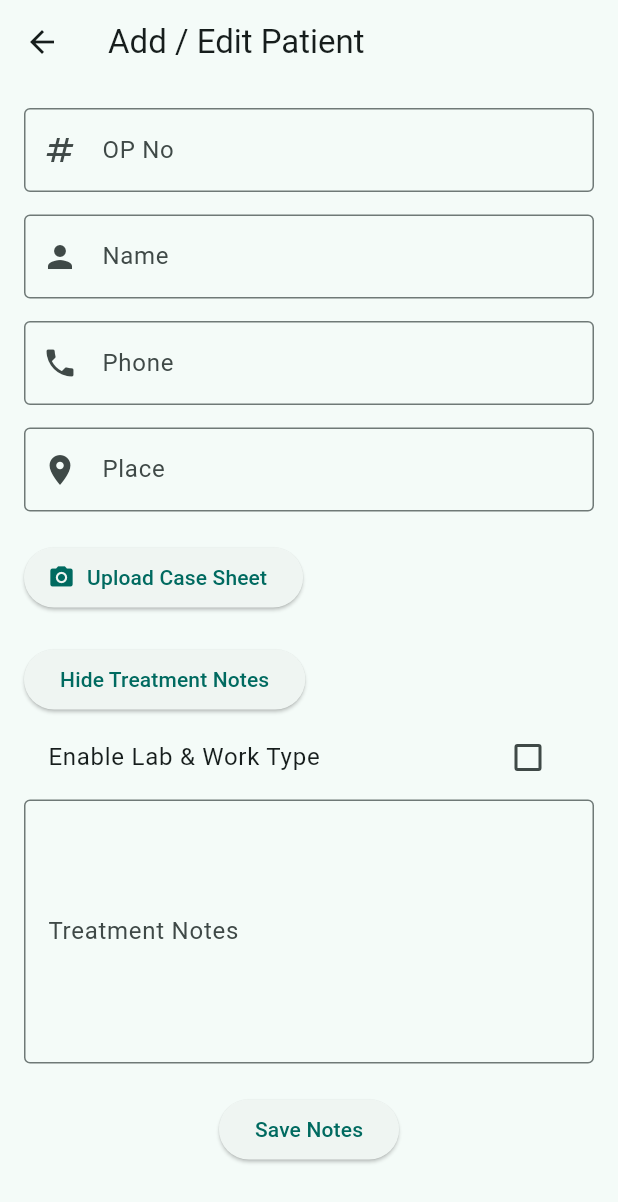
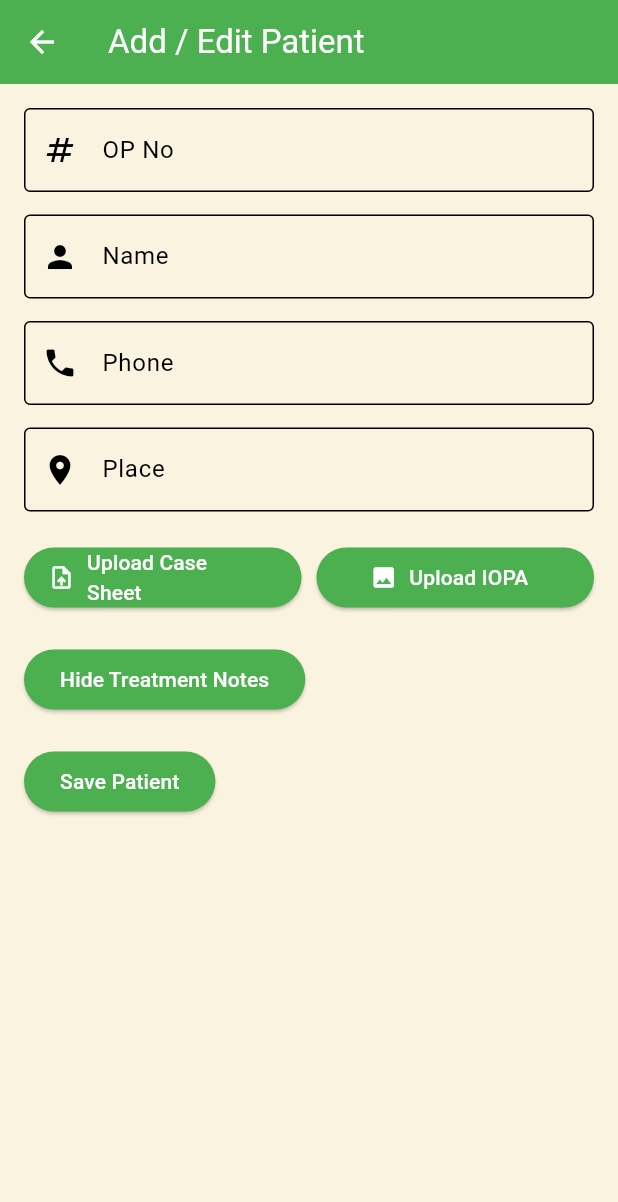
Before and after one commit to vishnuprabhakar05/MyDentLog, a Flutter app: the InputScreen screen opened directly, after a tap on "Add Treatment Notes", on a phone screen of 412 x 824 dp. Shown: the top 1202 px of the screen. Run offline on Flutter 3.47's test engine with Material 3 defaults, Android fonts, the phone set to English and light mode, and no system bars; our stand-ins replace firebase_core, firebase_database, get, google_sign_in, googleapis_auth, image_picker; missing offline and left inert: googleapis; accounts and stored records are empty.

```diff
--- /dev/null
+++ b/lib/config/theme_config.dart
@@ -0,0 +1,45 @@
+import 'package:flutter/material.dart';
+
+class AppThemes {
+  static final ThemeData lightTheme = ThemeData(
+    useMaterial3: true,
+    colorScheme: ColorScheme.light(
+      primary: Colors.green, // Green accents
+      onPrimary: Colors.white,
+      background: Color(0xFFFAF3E0), // Off-white background
+      onBackground: Colors.black,
+    ),
+    scaffoldBackgroundColor: Color(0xFFFAF3E0), // Off-white
+    appBarTheme: AppBarTheme(
+      backgroundColor: Colors.green,
+      foregroundColor: Colors.white,
+    ),
+    elevatedButtonTheme: ElevatedButtonThemeData(
+      style: ElevatedButton.styleFrom(
+        backgroundColor: Colors.green,
+        foregroundColor: Colors.white,
+      ),
+    ),
+  );
+
+  static final ThemeData darkTheme = ThemeData(
+    useMaterial3: true,
+    colorScheme: ColorScheme.dark(
+      primary: Colors.green,
+      onPrimary: Colors.black,
+      background: Colors.black,
+      onBackground: Colors.white,
+    ),
+    scaffoldBackgroundColor: Colors.black,
+    appBarTheme: AppBarTheme(
+      backgroundColor: Colors.green,
+      foregroundColor: Colors.black,
+    ),
+    elevatedButtonTheme: ElevatedButtonThemeData(
+      style: ElevatedButton.styleFrom(
+        backgroundColor: Colors.green,
+        foregroundColor: Colors.black,
+      ),
+    ),
+  );
+}
--- a/lib/controllers/auth_controller.dart
+++ b/lib/controllers/auth_controller.dart
@@ -29,7 +29,7 @@ class AuthController extends GetxController {
   Future<bool> verifyAdmin(String email) async {
     try {
       isLoading.value = true;
-      print('🔍 Checking if $email is an admin...');
+      print('Checking if $email is an admin...');
 
       UserModel? user = await FirebaseService.getUserByEmail(email);
 
--- a/lib/screens/input_screen.dart
+++ b/lib/screens/input_screen.dart
@@ -15,10 +15,11 @@ class InputController extends GetxController {
   final treatmentController = TextEditingController();
 
   var caseSheetUrl = RxnString();
+  var iopaUrl = RxnString(); // IOPA File URL
   var isLoading = false.obs;
   var showTreatmentInputs = false.obs;
   var treatmentHistory = <String, Map<String, String>>{}.obs;
-  var enableLabWorkType = false.obs; // Checkbox state
+  var enableLabWorkType = false.obs;
 
   final FirebaseService _firebaseService = FirebaseService();
 
@@ -27,7 +28,7 @@ class InputController extends GetxController {
   var labs = <LabModel>[].obs;
   var workTypes = <String>[].obs;
 
-  var editingKey = RxnString(); // Track the key of the treatment being edited
+  var editingKey = RxnString();
 
   @override
   void onInit() {
@@ -44,6 +45,7 @@ class InputController extends GetxController {
     selectedWorkType.value = null;
   }
 
+  // Pick and upload Case Sheet file
   void pickFile() async {
     final ImagePicker picker = ImagePicker();
     XFile? file = await picker.pickImage(source: ImageSource.gallery);
@@ -56,6 +58,23 @@ class InputController extends GetxController {
 
       if (uploadedUrl == null) {
         Get.snackbar("Error", "File upload failed", backgroundColor: Colors.red, snackPosition: SnackPosition.BOTTOM);
+      }
+    }
+  }
+
+  // Pick and upload IOPA file
+  void pickIOPAFile() async {
+    final ImagePicker picker = ImagePicker();
+    XFile? file = await picker.pickImage(source: ImageSource.gallery);
+
+    if (file != null) {
+      isLoading.value = true;
+      String? uploadedUrl = await FirebaseService.uploadCaseSheet(file); // Change this if there's a separate method for IOPA upload
+      iopaUrl.value = uploadedUrl;
+      isLoading.value = false;
+
+      if (uploadedUrl == null) {
+        Get.snackbar("Error", "IOPA upload failed", backgroundColor: Colors.red, snackPosition: SnackPosition.BOTTOM);
       }
     }
   }
@@ -87,16 +106,6 @@ class InputController extends GetxController {
     enableLabWorkType.value = false;
 
     Get.snackbar("Success", "Treatment notes updated", backgroundColor: Colors.green, snackPosition: SnackPosition.BOTTOM);
-  }
-
-  void editTreatmentHistory(String key, Map<String, String> details) {
-    treatmentController.text = details["notes"] ?? "";
-    selectedLab.value = labs.firstWhereOrNull((lab) => lab.labName == details["lab"]);
-    updateWorkTypes();
-    selectedWorkType.value = details["workType"];
-    showTreatmentInputs.value = true;
-    editingKey.value = key;
-    enableLabWorkType.value = details["lab"]!.isNotEmpty;
   }
 
   void savePatient() async {
@@ -155,10 +164,26 @@ class InputScreen extends StatelessWidget {
               _buildTextField(controller.placeController, "Place", Icons.location_on),
               SizedBox(height: 20),
 
-              ElevatedButton.icon(
+              // Upload Case Sheet & Upload IOPA Buttons in Row
+              Row(
+                mainAxisAlignment: MainAxisAlignment.spaceBetween,
+                children: [
+                  Expanded(
+                    child: ElevatedButton.icon(
                       onPressed: controller.pickFile,
-                icon: Icon(Icons.camera_alt),
+                      icon: Icon(Icons.upload_file),
                       label: Text("Upload Case Sheet"),
+                    ),
+                  ),
+                  SizedBox(width: 10),
+                  Expanded(
+                    child: ElevatedButton.icon(
+                      onPressed: controller.pickIOPAFile,
+                      icon: Icon(Icons.image),
+                      label: Text("Upload IOPA"),
+                    ),
+                  ),
+                ],
               ),
 
               SizedBox(height: 20),
@@ -167,19 +192,6 @@ class InputScreen extends StatelessWidget {
                 onPressed: controller.toggleTreatmentInputs,
                 child: Obx(() => Text(controller.showTreatmentInputs.value ? "Hide Treatment Notes" : "Add Treatment Notes")),
               ),
-
-              Obx(() => controller.showTreatmentInputs.value ? _buildTreatmentInputSection() : SizedBox.shrink()),
-
-              SizedBox(height: 20),
-
-              Obx(() => Column(
-                children: controller.treatmentHistory.entries.map((entry) {
-                  return ExpansionTile(
-                    title: Text("Treatment Date: ${entry.key}"),
-                    children: [_buildEditableTreatmentTile(entry.key, entry.value)],
-                  );
-                }).toList(),
-              )),
 
               SizedBox(height: 20),
 
@@ -194,45 +206,6 @@ class InputScreen extends StatelessWidget {
     );
   }
 
-  Widget _buildTreatmentInputSection() {
-    return Column(
-      children: [
-        CheckboxListTile(
-          title: Text("Enable Lab & Work Type"),
-          value: controller.enableLabWorkType.value,
-          onChanged: (value) => controller.enableLabWorkType.value = value ?? false,
-        ),
-        TextFormField(
-          controller: controller.treatmentController,
-          keyboardType: TextInputType.multiline,
-          maxLines: 6,
-          decoration: InputDecoration(labelText: "Treatment Notes", border: OutlineInputBorder()),
-        ),
-        SizedBox(height: 10),
-        Obx(() => controller.enableLabWorkType.value
-            ? Column(
-                children: [
-                  _buildDropdown("Lab", controller.labs.map((lab) => lab.labName).toList(), controller.selectedLab.value?.labName, (val) {
-                    controller.selectedLab.value = controller.labs.firstWhere((lab) => lab.labName == val);
-                    controller.updateWorkTypes();
-                  }),
-                  SizedBox(height: 10),
-                  _buildDropdown("Work Type", controller.workTypes, controller.selectedWorkType.value, (val) => controller.selectedWorkType.value = val),
-                ],
-              )
-            : SizedBox.shrink()),
-        SizedBox(height: 10),
-        ElevatedButton(onPressed: controller.addOrUpdateTreatmentHistory, child: Text("Save Notes")),
-      ],
-    );
-  }
-  Widget _buildEditableTreatmentTile(String key, Map<String, String> details) {
-      return ListTile(
-        title: Text(details["notes"] ?? ""),
-        subtitle: Text("Lab: ${details["lab"]}, Work: ${details["workType"]}"),
-        trailing: IconButton(icon: Icon(Icons.edit), onPressed: () => controller.editTreatmentHistory(key, details)),
-      );
-    }
   Widget _buildTextField(TextEditingController controller, String label, IconData icon, [TextInputType keyboardType = TextInputType.text]) {
     return TextFormField(
       controller: controller,
@@ -245,23 +218,4 @@ class InputScreen extends StatelessWidget {
       validator: (value) => value == null || value.isEmpty ? "$label cannot be empty" : null,
     );
   }
-
-    Widget _buildDropdown(String label, List<String> items, String? selectedValue, ValueChanged<String?> onChanged) {
-  return Container(
-    padding: EdgeInsets.symmetric(horizontal: 10),
-    decoration: BoxDecoration(
-      border: Border.all(color: Colors.grey),
-      borderRadius: BorderRadius.circular(8),
-    ),
-    child: DropdownButtonFormField<String>(
-      value: selectedValue,
-      decoration: InputDecoration(
-        labelText: label,
-        border: InputBorder.none, // Removes default dropdown border
-      ),
-      items: items.map((item) => DropdownMenuItem(value: item, child: Text(item))).toList(),
-      onChanged: onChanged,
-    ),
-  );
 }
-}
--- a/lib/screens/login_screen.dart
+++ b/lib/screens/login_screen.dart
@@ -50,7 +50,7 @@ class LoginScreen extends StatelessWidget {
                         "MyDentLog",
                         style: theme.textTheme.headlineMedium?.copyWith(
                           fontWeight: FontWeight.bold,
-                          color: Colors.white,
+                          color: Color.fromRGBO(76, 175, 80, 1),
                         ),
                       ),
                       SizedBox(height: 20),
```
Also changed, not shown: lib/controllers/user_controller.dart (+0 -17 lines), lib/main.dart (+5 -13 lines), lib/screens/search_screen.dart (+41 -9 lines), lib/screens/user_creation_screen.dart (+68 -28 lines). Lines whose indentation alone changed are shown as unchanged.
